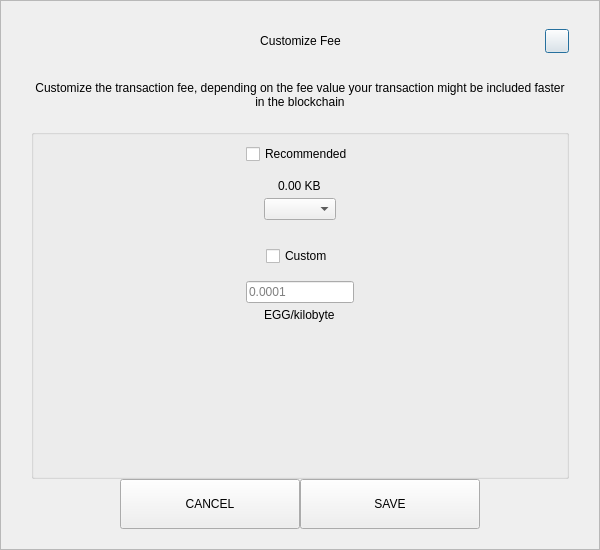
KingricharVD/DSW, file src/qt/pivx/forms/sendcustomfeedialog.ui: the form before one commit.
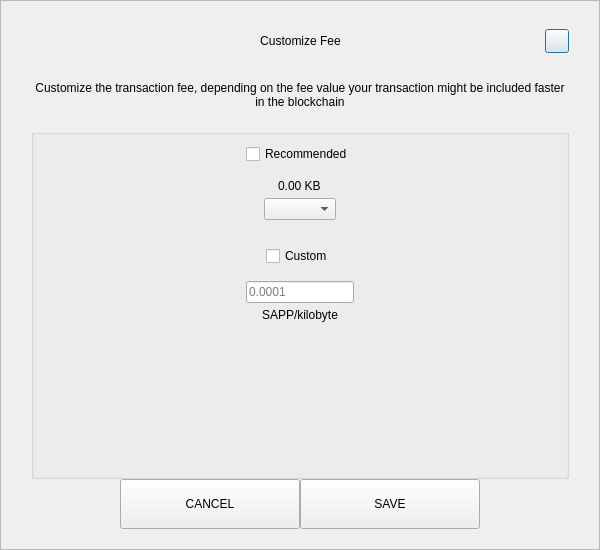
The form after the commit.

```diff
--- a/src/qt/pivx/forms/sendcustomfeedialog.ui
+++ b/src/qt/pivx/forms/sendcustomfeedialog.ui
@@ -287,7 +287,7 @@
            <item alignment="Qt::AlignHCenter">
             <widget class="QLabel" name="labelCustomFee">
              <property name="text">
-              <string>EGG/kilobyte</string>
+              <string>SAPP/kilobyte</string>
              </property>
             </widget>
            </item>
```
